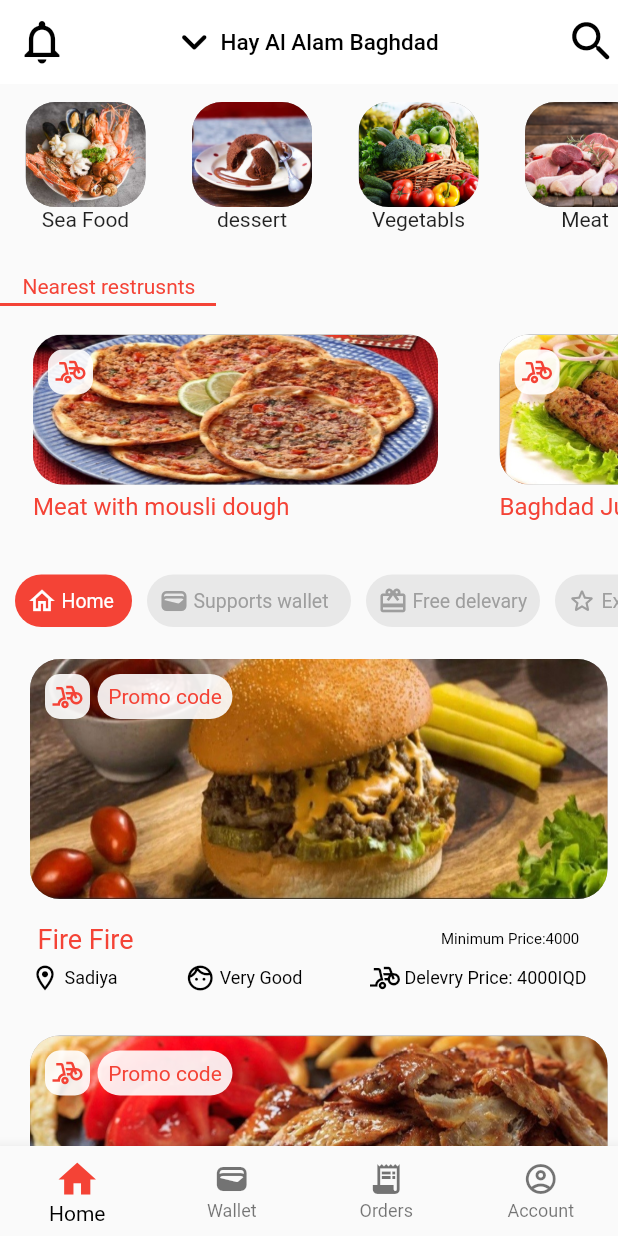
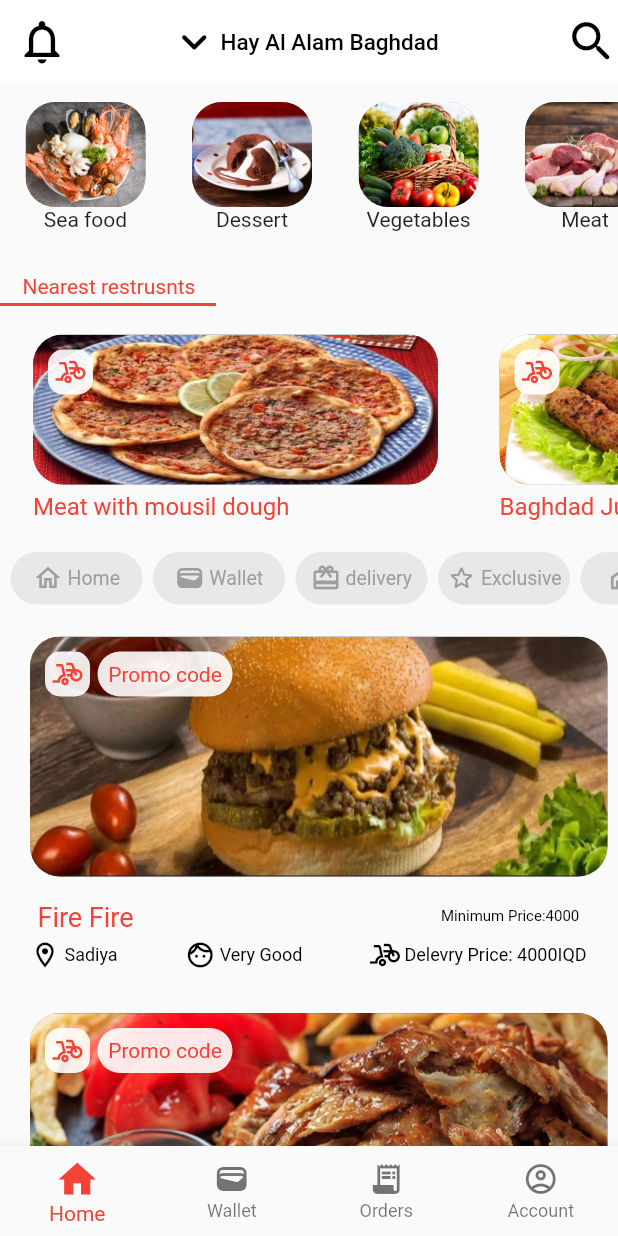
Before and after one commit to zahrra55/crsl_img2, a Flutter app: the screen it shows after launch, on a phone screen of 412 x 824 dp. Run offline on Flutter 3.47's test engine with Material 2 defaults, Android fonts, the phone set to English and light mode, and no system bars.

Commit message:
final commit

```diff
--- a/lib/home_page.dart
+++ b/lib/home_page.dart
@@ -1,3 +1,4 @@
+import 'package:crsl_img/login.dart';
 import 'package:crsl_img/orderInfo.dart';
 import 'package:flutter/material.dart';
 
@@ -11,6 +12,60 @@ class page1 extends StatefulWidget {
 }
 
 class _page1State extends State<page1> {
+  final List types = [
+    {
+      'photo':'images/Seafood-platter.jpg',
+      'name':'Sea food',
+    },
+    {
+      'photo':'images/dessert.jpg',
+      'name':'Dessert',
+    },
+    {
+      'photo':'images/vegetables_detailfeature.jpg',
+      'name':'Vegetables',
+    },
+    {
+      'photo':'images/paleo-meat-array.png',
+      'name':'Meat',
+    },
+  ];
+  final List restrunts = [
+    {
+      'photo':'images/meat.jpg',
+      'name':'Meat with mousil dough',
+    },
+    {
+      'photo':'images/kabab.jpg',
+      'name':'Baghdad Juuili Grill',
+    },
+    {
+      'photo':'images/meat.jpg',
+      'name':'Meat with mousil dough',
+    },
+  ];
+  final List typeLine = [
+    {
+      'icon':Icon(Icons.home_outlined,color: Colors.grey,size: 20,),
+      'name':'Home',
+    },
+    {
+      'icon':Icon(Icons.wallet,color: Colors.grey,size: 20,),
+      'name':'Wallet',
+    },
+    {
+      'icon':Icon(Icons.card_giftcard,color: Colors.grey,size: 20,),
+      'name':'delivery',
+    },
+    {
+      'icon':Icon(Icons.star_border_rounded,color: Colors.grey,size: 20,),
+      'name':'Exclusive',
+    },
+    {
+      'icon':Icon(Icons.maps_home_work_outlined,color: Colors.grey,size: 20,),
+      'name':'New',
+    },
+  ];
   @override
   Widget build(BuildContext context) {
     return Scaffold(
@@ -32,26 +87,43 @@ class _page1State extends State<page1> {
       ),
       body: Center(
         child:
-       ListView(
-         scrollDirection: Axis.vertical,
-         children: [
-           Column(
+            ListView.builder(itemCount: 1, itemBuilder: (BuildContext context,index){
+              return  Column(
                 crossAxisAlignment: CrossAxisAlignment.start,
                 children: [
-
                   Container(
                     margin: EdgeInsets.only(bottom: 15),
                     width: MediaQuery.of(context).size.width,
                     height: 112,
-                 child: ListView(
+                    child: ListView.builder(
                       scrollDirection: Axis.horizontal,
+                      itemCount:types.length,
+                      itemBuilder: (BuildContext context,index){
+                        return
+                          Container(
+                            margin: EdgeInsets.only(left: 7,right: 4,top: 7),
+                            padding: EdgeInsets.all(5),
+                            width: 100,height: 100,
 
+                            child:  Column(
                               children: [
-                     FoodTypes('images/Seafood-platter.jpg','Sea Food'),
-                     FoodTypes('images/dessert.jpg','dessert'),
-                     FoodTypes('images/vegetables_detailfeature.jpg','Vegetabls'),
-                     FoodTypes('images/paleo-meat-array.png','Meat'),
+                                Container(
+                                  width: 80,height: 70,
+                                  decoration: BoxDecoration(
+                                      borderRadius: BorderRadius.circular(20),
+                                      color: Colors.grey,
+                                      image: DecorationImage(
+                                        image: AssetImage(types[index]['photo']),
+                                        fit: BoxFit.cover,
+                                      )
+                                  ),
+
+                                ),
+                                Text(types[index]['name'],style:TextStyle(fontSize: 14) ,),
                               ],
+                            ),
+                          );
+                      },
                     ),
                   ),
                   Row(
@@ -75,189 +147,12 @@ class _page1State extends State<page1> {
                   Container(
                     width: MediaQuery.of(context).size.width,
                     height: 149,
-                 child: ListView(
+                    child: ListView.builder(
                       scrollDirection: Axis.horizontal,
-
-                   children: [
-                     restrunt('images/meat.jpg','Meat with mousli dough'),
-                     restrunt('images/kabab.jpg','Baghdad Juili Grill'),
-                     restrunt('images/meat.jpg','Meat with mousli dough'),
-                   ],
-                 ),
-               ),
+                      itemCount:restrunts.length,
+                      itemBuilder: (BuildContext context,index){
+                        return
                           Container(
-                 margin: EdgeInsets.only(top: 15),
-                 width: MediaQuery.of(context).size.width,
-                 height: 45,
-                 child: ListView(
-                   scrollDirection: Axis.horizontal,
-                   children: [
-                     Container(
-                       width: 78,
-                       height: 40,
-                       margin: EdgeInsets.only(left: 10,top: 10,right: 0),
-                       decoration: BoxDecoration(
-                         borderRadius: BorderRadius.circular(50),
-                         color: Colors.red,
-                       ),
-                       child: Center(
-                         child: Row(
-                           children: [
-                             SizedBox(width: 8,),
-                             Icon(Icons.home_outlined,color: Colors.white,size: 20,),
-                             SizedBox(width: 3,),
-                             Text('Home',style: TextStyle(color: Colors.white,fontSize: 13),),
-                           ],
-                         ),
-                       ),
-
-
-                     ),
-                     Container(
-                       width: 136,
-                       height: 40,
-                       margin: EdgeInsets.only(left: 10,top: 10,right: 0),
-                       decoration: BoxDecoration(
-                         borderRadius: BorderRadius.circular(50),
-                         color: Colors.grey.withOpacity(0.2),
-                       ),
-                       child: Center(
-                         child: Row(
-                           children: [
-                             SizedBox(width: 8,),
-                             Icon(Icons.wallet,color: Colors.grey,size: 20,),
-                             SizedBox(width: 3,),
-                             Text('Supports wallet',style: TextStyle(color: Colors.grey,fontSize: 13),),
-                           ],
-                         ),
-                       ),
-
-
-                     ),
-                     Container(
-                       width: 116,
-                       height: 40,
-                       margin: EdgeInsets.only(left: 10,top: 10,right: 0),
-                       decoration: BoxDecoration(
-                         borderRadius: BorderRadius.circular(50),
-                         color: Colors.grey.withOpacity(0.2),
-                       ),
-                       child: Center(
-                         child: Row(
-                           children: [
-                             SizedBox(width: 8,),
-                             Icon(Icons.card_giftcard,color: Colors.grey,size: 20,),
-                             SizedBox(width: 3,),
-                             Text('Free delevary',style: TextStyle(color: Colors.grey,fontSize: 13),),
-                           ],
-                         ),
-                       ),
-
-
-                     ),
-                     Container(
-                       width: 96,
-                       height: 40,
-                       margin: EdgeInsets.only(left: 10,top: 10,right: 0),
-                       decoration: BoxDecoration(
-                         borderRadius: BorderRadius.circular(50),
-                         color: Colors.grey.withOpacity(0.2),
-                       ),
-                       child: Center(
-                         child: Row(
-                           children: [
-                             SizedBox(width: 8,),
-                             Icon(Icons.star_border_rounded,color: Colors.grey,size: 20,),
-                             SizedBox(width: 3,),
-                             Text('Exclusive',style: TextStyle(color: Colors.grey,fontSize: 13),),
-                           ],
-                         ),
-                       ),
-
-
-                     ),
-                     Container(
-                       width: 70,
-                       height: 40,
-                       margin: EdgeInsets.only(left: 10,top: 10,right: 0),
-                       decoration: BoxDecoration(
-                         borderRadius: BorderRadius.circular(50),
-                         color: Colors.grey.withOpacity(0.2),
-                       ),
-                       child: Center(
-                         child: Row(
-                           children: [
-                             SizedBox(width: 8,),
-                             Icon(Icons.home_work_outlined,color: Colors.grey,size: 20,),
-                             SizedBox(width: 3,),
-                             Text('New',style: TextStyle(color: Colors.grey,fontSize: 13),),
-                           ],
-                         ),
-                       ),
-
-
-                     ),
-                   ],
-                 ),
-               ),
-               meal('images/burger.jpg','Fire Fire',4000),
-               meal('images/shawarma.jpg','Al_kass ',5000),
-             ],
-           ),
-         ],
-       ),
-      ),
-      bottomNavigationBar: BottomNavigationBar(
-          fixedColor: Colors.black,
-          type: BottomNavigationBarType.fixed,
-          items: [
-            BottomNavigationBarItem(
-              label: 'Home',
-              icon: Icon(Icons.home,color: Colors.red,size: 30,),
-            ),
-            BottomNavigationBarItem(
-              icon:Icon(Icons.wallet),
-              label: 'Wallet',
-            ),
-            BottomNavigationBarItem(
-              label: 'Orders',
-              icon: Icon(Icons.receipt_long),
-            ),
-            BottomNavigationBarItem(
-              label: 'Account',
-              icon:Icon(Icons.account_circle_outlined),
-            ),
-          ]),
-    );
-  }
-  Container FoodTypes(String img,String title){
-    return Container(
-      margin: EdgeInsets.only(left: 7,right: 4,top: 7),
-      padding: EdgeInsets.all(5),
-      width: 100,height: 100,
-
-        child:  Column(
-          children: [
-            Container(
-              width: 80,height: 70,
-              decoration: BoxDecoration(
-                  borderRadius: BorderRadius.circular(20),
-                  color: Colors.grey,
-                  image: DecorationImage(
-                    image: AssetImage(img),
-                    fit: BoxFit.cover,
-                  )
-              ),
-
-            ),
-             Text(title,style:TextStyle(fontSize: 14) ,),
-
-          ],
-        ),
-    );
-  }
-  Container restrunt(String photo,String name){
-    return Container(
                             margin: EdgeInsets.only(left: 7,right: 4,top: 7),
                             padding: EdgeInsets.only(left: 15,top: 7),
                             width: 300,height: 130,
@@ -271,7 +166,7 @@ class _page1State extends State<page1> {
                                       borderRadius: BorderRadius.circular(20),
                                       color: Colors.grey,
                                       image: DecorationImage(
-                  image: AssetImage(photo),
+                                        image: AssetImage(restrunts[index]['photo']),
                                         fit: BoxFit.fill,
                                       )
                                   ),
@@ -290,9 +185,82 @@ class _page1State extends State<page1> {
                                     ],
                                   ),
                                 ),
-          Text(name,style:TextStyle(fontSize: 16,color: Colors.red) ,),
+                                Text(restrunts[index]['name'],style:TextStyle(fontSize: 16,color: Colors.red) ,),
                               ],
                             ),
+                          );
+                      },
+                    ),
+                  ),
+                  Container(
+                    width: MediaQuery.of(context).size.width,
+                    height: 45,
+                    child: ListView.builder(
+                      scrollDirection: Axis.horizontal,
+                      itemCount:typeLine.length,
+                      itemBuilder: (BuildContext context,index){
+                        return
+                          Container(
+                            width: 88,
+                            height: 45,
+                            margin: EdgeInsets.only(left: 7,top: 10),
+                            decoration: BoxDecoration(
+                              borderRadius: BorderRadius.circular(50),
+                              color: Colors.grey.withOpacity(0.2),
+                            ),
+                            child: Center(
+                              child: Row(
+                                crossAxisAlignment: CrossAxisAlignment.center,
+                                mainAxisAlignment: MainAxisAlignment.center,
+                                children: [
+                                  typeLine[index]['icon'],
+                                  SizedBox(width: 3,),
+                                  Text(typeLine[index]['name'],style: TextStyle(color: Colors.grey,fontSize: 13),),
+                                ],
+                              ),
+                            ),
+
+
+                          );
+
+                      },
+                    ),
+                  ),
+                  meal('images/burger.jpg','Fire Fire',4000),
+                  meal('images/shawarma.jpg','Al_kass ',5000),
+                ],
+              );
+            }),
+
+      ),
+      bottomNavigationBar: BottomNavigationBar(
+          //fixedColor: Colors.black,
+          type: BottomNavigationBarType.fixed,
+          selectedItemColor: Colors.red,
+          items: [
+            BottomNavigationBarItem(
+              label: 'Home',
+              icon: Icon(Icons.home,color: Colors.red,size: 30,),
+            ),
+            BottomNavigationBarItem(
+              icon:Icon(Icons.wallet),
+              label: 'Wallet',
+            ),
+            BottomNavigationBarItem(
+              label: 'Orders',
+              icon: Icon(Icons.receipt_long),
+            ),
+            BottomNavigationBarItem(
+              label: 'Account',
+              icon:GestureDetector(
+                onTap: (){
+                  Navigator.of(context)
+                      .push(MaterialPageRoute(builder: (context) => loginpage()));
+                },
+                child: Icon(Icons.account_circle_outlined),
+              )
+            ),
+          ]),
     );
   }
   Container meal(String photo,String name,int price){
@@ -389,8 +357,6 @@ class _page1State extends State<page1> {
                   ],),
                 ],
               ),
-
-
             ],
           ),
         ],
--- a/lib/main.dart
+++ b/lib/main.dart
@@ -1,4 +1,5 @@
-
+import 'package:crsl_img/home_page.dart';
+import 'package:crsl_img/login.dart';
 import 'package:flutter/material.dart';
 
 import 'splash.dart';
```
Also changed, not shown: lib/login.dart (added, +156 -0 lines), images/Talabatey.jpg (added). Lines whose indentation alone changed are shown as unchanged.
